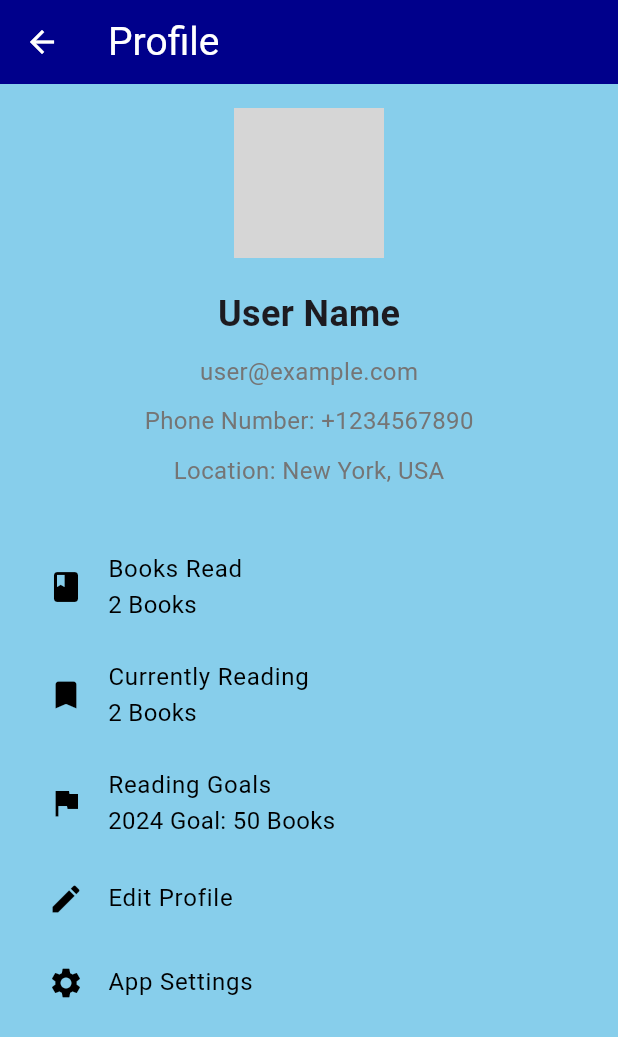
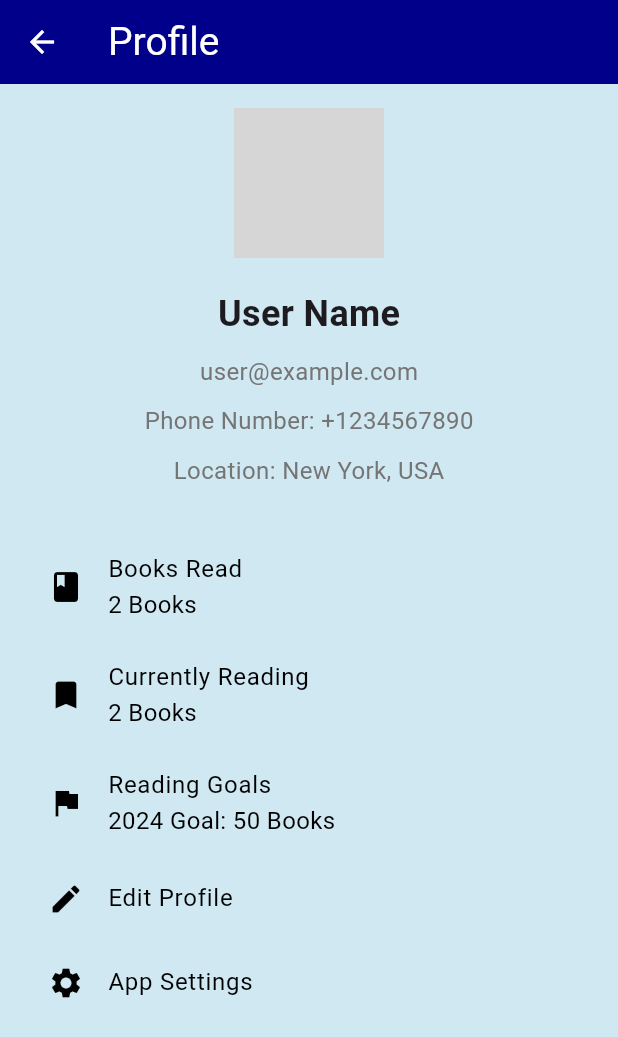
Before and after one commit to mishhkaaa/BookLibrary, a Flutter app: the screen it shows after launch, in the side drawer, after a tap on "Profile", on a phone screen of 412 x 824 dp. Shown: the top 1037 px of the screen. Run offline on Flutter 3.47's test engine with Material 3 defaults, Android fonts, the phone set to English and light mode, and no system bars; network calls fail; grey boxes are pictures that could not be loaded.

Commit message:
Color changes

```diff
--- a/lib/main.dart
+++ b/lib/main.dart
@@ -31,7 +31,7 @@ class MyApp extends StatelessWidget {
       theme: ThemeData(
         primaryColor: AppColors.darkBlue,
         hintColor: AppColors.accentOrange,
-        scaffoldBackgroundColor: AppColors.lightSkyBlue,
+        scaffoldBackgroundColor: const Color.fromARGB(255, 208, 232, 241),
         textTheme: TextTheme(
           bodyLarge: TextStyle(
               color: themeProvider.currentTheme.textTheme.bodyLarge?.color,
```
